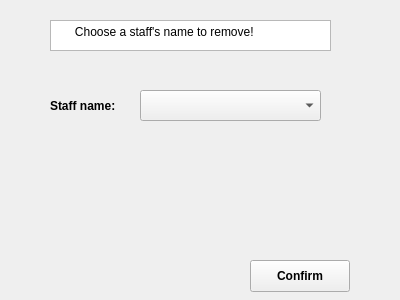
First picture: the form in removestaff.ui, repository TNT57/FootballClubManagementSystem, before the edit.
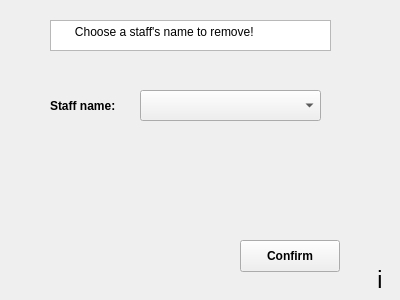
Second picture: the form after the edit.

```diff
--- a/removestaff.ui
+++ b/removestaff.ui
@@ -60,8 +60,8 @@
   <widget class="QPushButton" name="staffRemoveConfirmButton">
    <property name="geometry">
     <rect>
-     <x>250</x>
-     <y>260</y>
+     <x>240</x>
+     <y>240</y>
      <width>100</width>
      <height>32</height>
     </rect>
@@ -75,6 +75,27 @@
     <string>Confirm</string>
    </property>
   </widget>
+  <widget class="QLabel" name="infoLabel">
+   <property name="geometry">
+    <rect>
+     <x>370</x>
+     <y>270</y>
+     <width>20</width>
+     <height>20</height>
+    </rect>
+   </property>
+   <property name="font">
+    <font>
+     <pointsize>17</pointsize>
+    </font>
+   </property>
+   <property name="text">
+    <string>i</string>
+   </property>
+   <property name="alignment">
+    <set>Qt::AlignCenter</set>
+   </property>
+  </widget>
  </widget>
  <resources/>
  <connections/>
```
